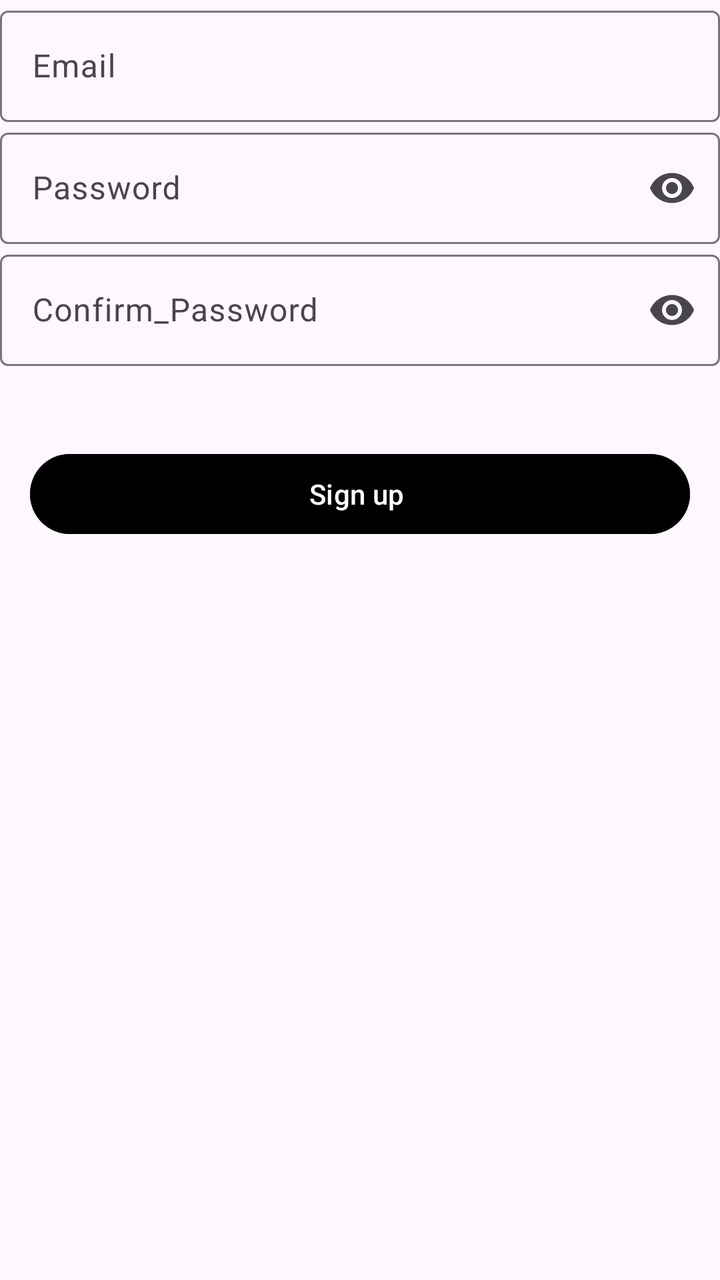
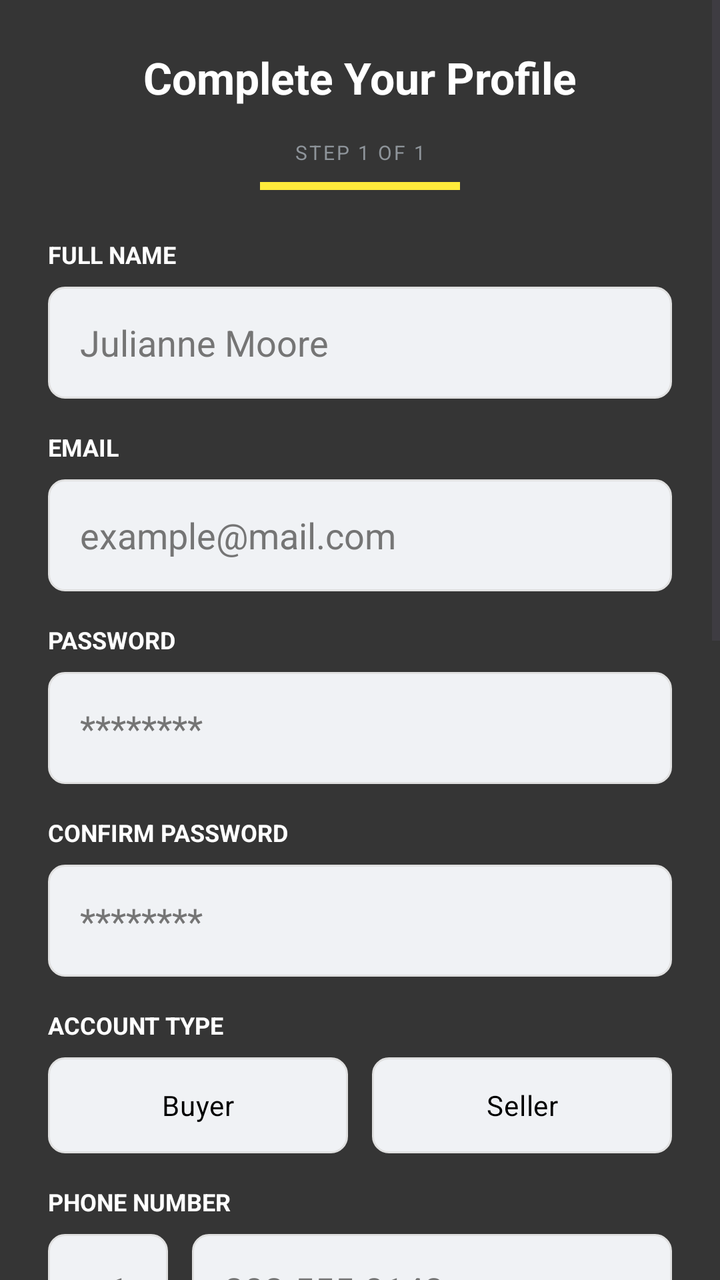

The first picture is an Android layout as it rendered before a commit; the second is the same layout after the commit. The layout source and the unified diff follow.
<!-- AndroidManifest.xml: application theme Theme.Smd_assigment_1 -->
<!-- res/layout/fragment__sign_up.xml -->
<?xml version="1.0" encoding="utf-8"?>
<FrameLayout xmlns:android="http://schemas.android.com/apk/res/android"
    xmlns:tools="http://schemas.android.com/tools"
    android:layout_width="match_parent"
    android:layout_height="match_parent"
    xmlns:app="http://schemas.android.com/apk/res-auto"
    tools:context=".Fragment_Sign_up">

    <LinearLayout
        android:layout_width="match_parent"
        android:layout_height="match_parent"
        android:orientation="vertical"
        >
        <com.google.android.material.textfield.TextInputLayout
            android:layout_width="match_parent"
            android:layout_height="wrap_content"
            >
            <com.google.android.material.textfield.TextInputEditText
                android:layout_width="match_parent"
                android:layout_height="wrap_content"
                android:id="@+id/etEmail_signup"
                android:textColor="#FFFFFF"
                android:hint="Email"
                android:inputType="textEmailAddress"/>
            />

        </com.google.android.material.textfield.TextInputLayout>


        <com.google.android.material.textfield.TextInputLayout
            android:layout_width="match_parent"
            android:layout_height="wrap_content"
            android:hint="Password"
            app:endIconMode="password_toggle"
            >
            <com.google.android.material.textfield.TextInputEditText
                android:id="@+id/etPassword_signup"
                android:layout_width="match_parent"
                android:layout_height="wrap_content"
                android:textColor="#FFFFFF"
                android:inputType="textPassword"/>
        </com.google.android.material.textfield.TextInputLayout>

        <com.google.android.material.textfield.TextInputLayout
            android:layout_width="match_parent"
            android:layout_height="wrap_content"
            android:hint="Confirm_Password"
            app:endIconMode="password_toggle"
            >
            <com.google.android.material.textfield.TextInputEditText
                android:id="@+id/etPassword_verify"
                android:layout_width="match_parent"
                android:textColor="#FFFFFF"
                android:layout_height="wrap_content"
                android:inputType="textPassword"/>
        </com.google.android.material.textfield.TextInputLayout>

        <com.google.android.material.button.MaterialButton
            android:layout_width="match_parent"
            android:id="@+id/bt_signup"
            android:layout_height="wrap_content"
            android:layout_marginTop="40dp"
            android:layout_gravity="center"
            android:layout_marginHorizontal="15dp"
            android:text="Sign up "
            android:backgroundTint="@color/black"
            />


    </LinearLayout>

</FrameLayout>
<!-- resources referenced by this layout -->
<resources>
  <color name="black">#FF000000</color>
  <style name="Theme.Smd_assigment_1" parent="Base.Theme.Smd_assigment_1" />
  <style name="Base.Theme.Smd_assigment_1" parent="Theme.Material3.DayNight.NoActionBar">
          
          
      </style>
</resources>

<!-- the commit's change to res/layout/fragment__sign_up.xml (unified diff, before → after) -->
@@ -1,72 +1,352 @@
 <?xml version="1.0" encoding="utf-8"?>
-<FrameLayout xmlns:android="http://schemas.android.com/apk/res/android"
+<ScrollView xmlns:android="http://schemas.android.com/apk/res/android"
+    xmlns:app="http://schemas.android.com/apk/res-auto"
     xmlns:tools="http://schemas.android.com/tools"
     android:layout_width="match_parent"
     android:layout_height="match_parent"
-    xmlns:app="http://schemas.android.com/apk/res-auto"
+    android:background="@color/matte_grey"
     tools:context=".Fragment_Sign_up">
 
     <LinearLayout
         android:layout_width="match_parent"
-        android:layout_height="match_parent"
+        android:layout_height="wrap_content"
         android:orientation="vertical"
-        >
-        <com.google.android.material.textfield.TextInputLayout
-            android:layout_width="match_parent"
-            android:layout_height="wrap_content"
-            >
-            <com.google.android.material.textfield.TextInputEditText
-                android:layout_width="match_parent"
-                android:layout_height="wrap_content"
-                android:id="@+id/etEmail_signup"
-                android:textColor="#FFFFFF"
-                android:hint="Email"
-                android:inputType="textEmailAddress"/>
-            />
-
-        </com.google.android.material.textfield.TextInputLayout>
-
-
-        <com.google.android.material.textfield.TextInputLayout
-            android:layout_width="match_parent"
-            android:layout_height="wrap_content"
-            android:hint="Password"
-            app:endIconMode="password_toggle"
-            >
-            <com.google.android.material.textfield.TextInputEditText
-                android:id="@+id/etPassword_signup"
-                android:layout_width="match_parent"
-                android:layout_height="wrap_content"
-                android:textColor="#FFFFFF"
-                android:inputType="textPassword"/>
-        </com.google.android.material.textfield.TextInputLayout>
-
-        <com.google.android.material.textfield.TextInputLayout
-            android:layout_width="match_parent"
-            android:layout_height="wrap_content"
-            android:hint="Confirm_Password"
-            app:endIconMode="password_toggle"
-            >
-            <com.google.android.material.textfield.TextInputEditText
-                android:id="@+id/etPassword_verify"
-                android:layout_width="match_parent"
-                android:textColor="#FFFFFF"
-                android:layout_height="wrap_content"
-                android:inputType="textPassword"/>
-        </com.google.android.material.textfield.TextInputLayout>
+        android:padding="24dp">
+
+        <TextView
+            android:layout_width="wrap_content"
+            android:layout_height="wrap_content"
+            android:layout_gravity="center"
+            android:text="Complete Your Profile"
+            android:textColor="@color/white"
+            android:textSize="22sp"
+            android:textStyle="bold" />
+
+        <TextView
+            android:layout_width="wrap_content"
+            android:layout_height="wrap_content"
+            android:layout_gravity="center"
+            android:layout_marginTop="16dp"
+            android:text="STEP 1 OF 1"
+            android:textColor="#8E949A"
+            android:textSize="10sp"
+            android:letterSpacing="0.1" />
+
+        <View
+            android:layout_width="100dp"
+            android:layout_height="4dp"
+            android:layout_gravity="center"
+            android:layout_marginTop="8dp"
+            android:background="@color/yellow" />
+
+        
+        <TextView
+            android:layout_width="wrap_content"
+            android:layout_height="wrap_content"
+            android:layout_marginTop="24dp"
+            android:text="FULL NAME"
+            android:textColor="@color/white"
+            android:textSize="12sp"
+            android:textStyle="bold" />
+
+        <EditText
+            android:id="@+id/etName_signup"
+            android:layout_width="match_parent"
+            android:layout_height="56dp"
+            android:layout_marginTop="8dp"
+            android:background="@drawable/edit_text_bg"
+            android:hint="Julianne Moore"
+            android:paddingHorizontal="16dp"
+            android:textColor="@color/black"
+            android:textColorHint="#757575" />
+
+        
+        <TextView
+            android:layout_width="wrap_content"
+            android:layout_height="wrap_content"
+            android:layout_marginTop="16dp"
+            android:text="EMAIL"
+            android:textColor="@color/white"
+            android:textSize="12sp"
+            android:textStyle="bold" />
+
+        <EditText
+            android:id="@+id/etEmail_signup"
+            android:layout_width="match_parent"
+            android:layout_height="56dp"
+            android:layout_marginTop="8dp"
+            android:background="@drawable/edit_text_bg"
+            android:hint="example@mail.com"
+            android:inputType="textEmailAddress"
+            android:paddingHorizontal="16dp"
+            android:textColor="@color/black"
+            android:textColorHint="#757575" />
+
+        
+        <TextView
+            android:layout_width="wrap_content"
+            android:layout_height="wrap_content"
+            android:layout_marginTop="16dp"
+            android:text="PASSWORD"
+            android:textColor="@color/white"
+            android:textSize="12sp"
+            android:textStyle="bold" />
+
+        <EditText
+            android:id="@+id/etPassword_signup"
+            android:layout_width="match_parent"
+            android:layout_height="56dp"
+            android:layout_marginTop="8dp"
+            android:background="@drawable/edit_text_bg"
+            android:hint="********"
+            android:inputType="textPassword"
+            android:paddingHorizontal="16dp"
+            android:textColor="@color/black"
+            android:textColorHint="#757575" />
+
+        
+        <TextView
+            android:layout_width="wrap_content"
+            android:layout_height="wrap_content"
+            android:layout_marginTop="16dp"
+            android:text="CONFIRM PASSWORD"
+            android:textColor="@color/white"
+            android:textSize="12sp"
+            android:textStyle="bold" />
+
+        <EditText
+            android:id="@+id/etPassword_verify"
+            android:layout_width="match_parent"
+            android:layout_height="56dp"
+            android:layout_marginTop="8dp"
+            android:background="@drawable/edit_text_bg"
+            android:hint="********"
+            android:inputType="textPassword"
+            android:paddingHorizontal="16dp"
+            android:textColor="@color/black"
+            android:textColorHint="#757575" />
+
+        
+        <TextView
+            android:layout_width="wrap_content"
+            android:layout_height="wrap_content"
+            android:layout_marginTop="16dp"
+            android:text="ACCOUNT TYPE"
+            android:textColor="@color/white"
+            android:textSize="12sp"
+            android:textStyle="bold" />
+
+        <RadioGroup
+            android:id="@+id/rgAccountType_signup"
+            android:layout_width="match_parent"
+            android:layout_height="wrap_content"
+            android:layout_marginTop="8dp"
+            android:orientation="horizontal">
+
+            <RadioButton
+                android:id="@+id/rbBuyer"
+                android:layout_width="0dp"
+                android:layout_height="48dp"
+                android:layout_weight="1"
+                android:background="@drawable/custom_radio_button"
+                android:button="@null"
+                android:gravity="center"
+                android:text="Buyer"
+                android:textColor="@color/radio_text_color" />
+
+            <View
+                android:layout_width="12dp"
+                android:layout_height="0dp" />
+
+            <RadioButton
+                android:id="@+id/rbSeller"
+                android:layout_width="0dp"
+                android:layout_height="48dp"
+                android:layout_weight="1"
+                android:background="@drawable/custom_radio_button"
+                android:button="@null"
+                android:gravity="center"
+                android:text="Seller"
+                android:textColor="@color/radio_text_color" />
+        </RadioGroup>
+
+        
+        <TextView
+            android:layout_width="wrap_content"
+            android:layout_height="wrap_content"
+            android:layout_marginTop="16dp"
+            android:text="PHONE NUMBER"
+            android:textColor="@color/white"
+            android:textSize="12sp"
+            android:textStyle="bold" />
+
+        <LinearLayout
+            android:layout_width="match_parent"
+            android:layout_height="wrap_content"
+            android:layout_marginTop="8dp"
+            android:orientation="horizontal">
+
+            <EditText
+                android:layout_width="60dp"
+                android:layout_height="56dp"
+                android:background="@drawable/edit_text_bg"
+                android:gravity="center"
+                android:hint="+1"
+                android:textColor="@color/black"
+                android:textColorHint="#757575" />
+
+            <View
+                android:layout_width="12dp"
+                android:layout_height="0dp" />
+
+            <EditText
+                android:id="@+id/etPhone_signup"
+                android:layout_width="0dp"
+                android:layout_height="56dp"
+                android:layout_weight="1"
+                android:background="@drawable/edit_text_bg"
+                android:hint="202-555-0143"
+                android:inputType="phone"
+                android:paddingHorizontal="16dp"
+                android:textColor="@color/black"
+                android:textColorHint="#757575" />
+        </LinearLayout>
+
+        
+        <TextView
+            android:layout_width="wrap_content"
+            android:layout_height="wrap_content"
+            android:layout_marginTop="16dp"
+            android:text="GENDER"
+            android:textColor="@color/white"
+            android:textSize="12sp"
+            android:textStyle="bold" />
+
+        <RadioGroup
+            android:id="@+id/rgGender_signup"
+            android:layout_width="match_parent"
+            android:layout_height="wrap_content"
+            android:layout_marginTop="8dp"
+            android:orientation="horizontal">
+
+            <RadioButton
+                android:id="@+id/rbMale"
+                android:layout_width="0dp"
+                android:layout_height="48dp"
+                android:layout_weight="1"
+                android:background="@drawable/custom_radio_button"
+                android:button="@null"
+                android:gravity="center"
+                android:text="Male"
+                android:textColor="@color/radio_text_color" />
+
+            <View
+                android:layout_width="12dp"
+                android:layout_height="0dp" />
+
+            <RadioButton
+                android:id="@+id/rbFemale"
+                android:layout_width="0dp"
+                android:layout_height="48dp"
+                android:layout_weight="1"
+                android:background="@drawable/custom_radio_button"
+                android:button="@null"
+                android:gravity="center"
+                android:text="Female"
+                android:textColor="@color/radio_text_color" />
+        </RadioGroup>
+
+        
+        <TextView
+            android:layout_width="wrap_content"
+            android:layout_height="wrap_content"
+            android:layout_marginTop="16dp"
+            android:text="DATE OF BIRTH"
+            android:textColor="@color/white"
+            android:textSize="12sp"
+            android:textStyle="bold" />
+
+        <EditText
+            android:id="@+id/etDob_signup"
+            android:layout_width="match_parent"
+            android:layout_height="56dp"
+            android:layout_marginTop="8dp"
+            android:background="@drawable/edit_text_bg"
+            android:hint="DD/MM/YYYY"
+            android:inputType="date"
+            android:paddingHorizontal="16dp"
+            android:textColor="@color/black"
+            android:textColorHint="#757575" />
+
+        
+        <TextView
+            android:layout_width="wrap_content"
+            android:layout_height="wrap_content"
+            android:layout_marginTop="16dp"
+            android:text="COUNTRY"
+            android:textColor="@color/white"
+            android:textSize="12sp"
+            android:textStyle="bold" />
+
+        <EditText
+            android:id="@+id/etCountry_signup"
+            android:layout_width="match_parent"
+            android:layout_height="56dp"
+            android:layout_marginTop="8dp"
+            android:background="@drawable/edit_text_bg"
+            android:hint="United States"
+            android:paddingHorizontal="16dp"
+            android:textColor="@color/black"
+            android:textColorHint="#757575" />
+
+        
+        <TextView
+            android:layout_width="wrap_content"
+            android:layout_height="wrap_content"
+            android:layout_marginTop="16dp"
+            android:text="RESIDENTIAL ADDRESS"
+            android:textColor="@color/white"
+            android:textSize="12sp"
+            android:textStyle="bold" />
+
+        <EditText
+            android:id="@+id/etAddress_signup"
+            android:layout_width="match_parent"
+            android:layout_height="100dp"
+            android:layout_marginTop="8dp"
+            android:background="@drawable/edit_text_bg"
+            android:gravity="top"
+            android:hint="742 Evergreen Terrace, Springfield"
+            android:padding="16dp"
+            android:textColor="@color/black"
+            android:textColorHint="#757575" />
+
+        <CheckBox
+            android:layout_width="match_parent"
+            android:layout_height="wrap_content"
+            android:layout_marginTop="24dp"
+            android:text="I agree to the Terms of Service and Privacy Policy. We use your data to personalize your curated experience."
+            android:textColor="@color/white"
+            android:textSize="12sp" />
+
+        <ProgressBar
+            android:id="@+id/pb_signup"
+            android:layout_width="wrap_content"
+            android:layout_height="wrap_content"
+            android:layout_gravity="center"
+            android:layout_marginTop="16dp"
+            android:visibility="gone" />
 
         <com.google.android.material.button.MaterialButton
-            android:layout_width="match_parent"
             android:id="@+id/bt_signup"
-            android:layout_height="wrap_content"
-            android:layout_marginTop="40dp"
-            android:layout_gravity="center"
-            android:layout_marginHorizontal="15dp"
-            android:text="Sign up "
-            android:backgroundTint="@color/black"
-            />
-
+            android:layout_width="match_parent"
+            android:layout_height="56dp"
+            android:layout_marginTop="32dp"
+            android:backgroundTint="@color/yellow"
+            android:text="Save Profile"
+            android:textColor="@color/black"
+            app:cornerRadius="8dp" />
 
     </LinearLayout>
 
-</FrameLayout>
+</ScrollView>
<!-- resource entries referenced after the edit -->
@@ -1,7 +1,36 @@
 <!-- resources referenced by this layout -->
 <resources>
   <color name="black">#FF000000</color>
+  <color name="matte_grey">#353535</color>
+  <color name="white">#FFFFFFFF</color>
+  <color name="yellow">#FFEB3B</color>
+  <!-- drawable custom_radio_button (drawable) -->
+  <?xml version="1.0" encoding="utf-8"?>
+  <selector xmlns:android="http://schemas.android.com/apk/res/android">
+      <item android:state_checked="true">
+          <shape android:shape="rectangle">
+              <solid android:color="@android:color/white" />
+              <corners android:radius="8dp" />
+              <stroke android:width="2dp" android:color="@color/blue_selection" />
+          </shape>
+      </item>
+      <item>
+          <shape android:shape="rectangle">
+              <solid android:color="#F0F2F5" />
+              <corners android:radius="8dp" />
+              <stroke android:width="1dp" android:color="#E0E0E0" />
+          </shape>
+      </item>
+  </selector>
+  <!-- drawable edit_text_bg (drawable) -->
+  <?xml version="1.0" encoding="utf-8"?>
+  <shape xmlns:android="http://schemas.android.com/apk/res/android">
+      <solid android:color="#F0F2F5" />
+      <corners android:radius="8dp" />
+      <stroke android:width="1dp" android:color="#E0E0E0" />
+  </shape>
   <style name="Theme.Smd_assigment_1" parent="Base.Theme.Smd_assigment_1" />
+  <color name="blue_selection">#2196F3</color>
   <style name="Base.Theme.Smd_assigment_1" parent="Theme.Material3.DayNight.NoActionBar">
           
           
